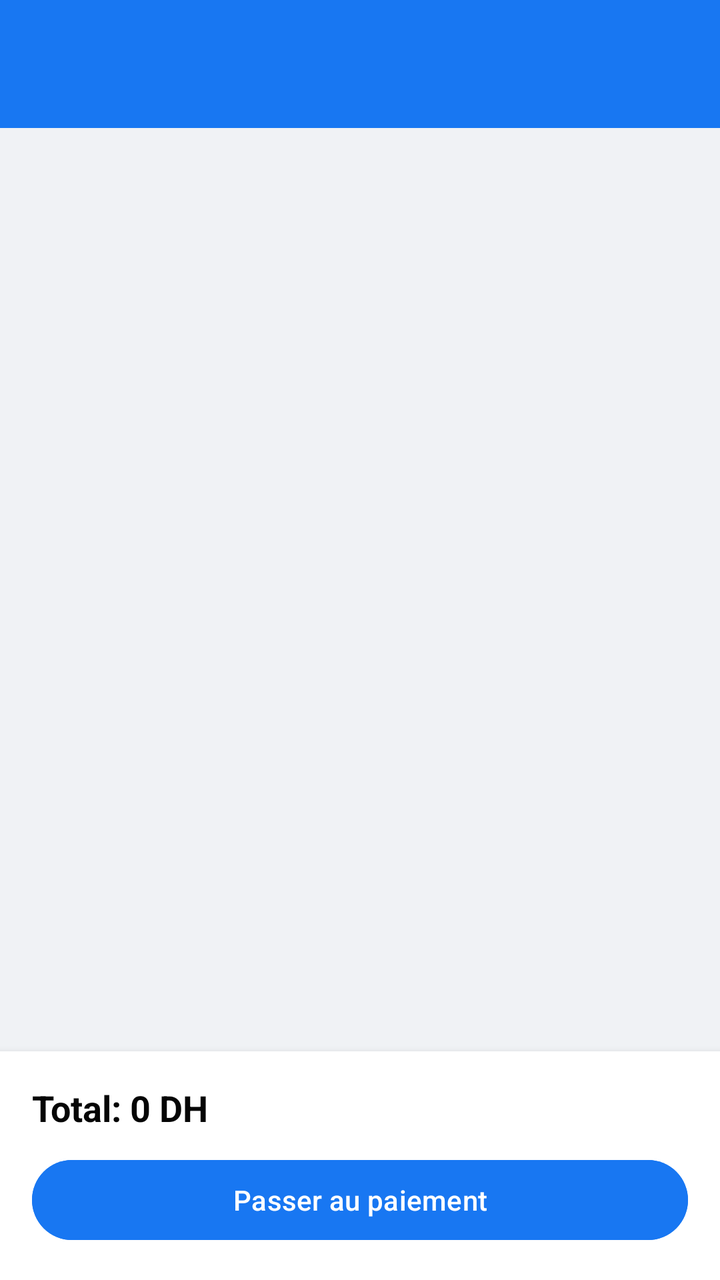
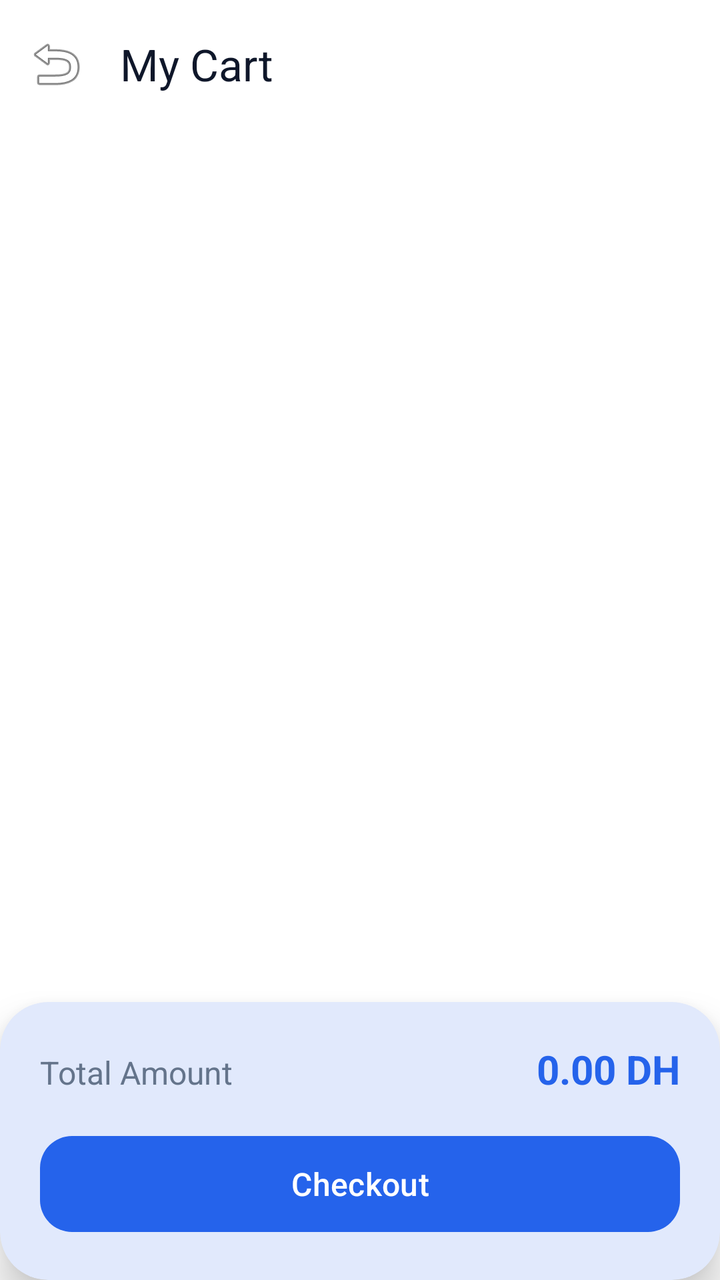

The first picture is an Android layout as it rendered before a commit; the second is the same layout after the commit. The layout source and the unified diff follow.
<!-- AndroidManifest.xml: application theme Theme.VirtualStore -->
<!-- res/layout/activity_cart.xml -->
<LinearLayout xmlns:android="http://schemas.android.com/apk/res/android"
    android:orientation="vertical"
    android:background="@color/fb_background"
    android:layout_width="match_parent"
    android:layout_height="match_parent">

    <androidx.appcompat.widget.Toolbar
        android:id="@+id/toolbar"
        android:layout_width="match_parent"
        android:layout_height="?attr/actionBarSize"
        android:background="@color/fb_blue"
        android:titleTextColor="@color/white"/>

    <androidx.recyclerview.widget.RecyclerView
        android:id="@+id/recyclerCart"
        android:layout_width="match_parent"
        android:layout_height="0dp"
        android:layout_weight="1"
        android:padding="8dp"/>

    <LinearLayout
        android:padding="16dp"
        android:orientation="vertical"
        android:background="@color/white"
        android:elevation="6dp"
        android:layout_width="match_parent"
        android:layout_height="wrap_content">

        <TextView
            android:id="@+id/txtTotal"
            android:text="Total: 0 DH"
            android:textSize="18sp"
            android:textStyle="bold"
            android:textColor="@color/fb_text_primary"
            android:layout_width="wrap_content"
            android:layout_height="wrap_content"/>

        <Button
            android:id="@+id/btnCheckout"
            android:text="Passer au paiement"
            android:layout_marginTop="10dp"
            android:textColor="@color/white"
            android:backgroundTint="@color/fb_blue"
            android:layout_width="match_parent"
            android:layout_height="wrap_content"/>
    </LinearLayout>

</LinearLayout>
<!-- resources referenced by this layout -->
<resources>
  <color name="fb_background">#F0F2F5</color>
  <color name="fb_blue">#1877F2</color>
  <color name="fb_text_primary">#050505</color>
  <color name="white">#FFFFFF</color>
  <style name="Theme.VirtualStore" parent="Base.Theme.VirtualStore" />
  <style name="Base.Theme.VirtualStore" parent="Theme.Material3.DayNight.NoActionBar">
          
          
      </style>
</resources>

<!-- the commit's change to res/layout/activity_cart.xml (unified diff, before → after) -->
@@ -1,48 +1,82 @@
-<LinearLayout xmlns:android="http://schemas.android.com/apk/res/android"
-    android:orientation="vertical"
-    android:background="@color/fb_background"
+<?xml version="1.0" encoding="utf-8"?>
+<androidx.coordinatorlayout.widget.CoordinatorLayout xmlns:android="http://schemas.android.com/apk/res/android"
+    xmlns:app="http://schemas.android.com/apk/res-auto"
     android:layout_width="match_parent"
-    android:layout_height="match_parent">
+    android:layout_height="match_parent"
+    android:background="@color/background">
 
-    <androidx.appcompat.widget.Toolbar
-        android:id="@+id/toolbar"
+    <com.google.android.material.appbar.AppBarLayout
         android:layout_width="match_parent"
-        android:layout_height="?attr/actionBarSize"
-        android:background="@color/fb_blue"
-        android:titleTextColor="@color/white"/>
+        android:layout_height="wrap_content"
+        app:elevation="0dp">
+
+        <com.google.android.material.appbar.MaterialToolbar
+            android:id="@+id/toolbar"
+            android:layout_width="match_parent"
+            android:layout_height="?attr/actionBarSize"
+            android:background="@color/surface"
+            app:title="My Cart"
+            app:titleTextColor="@color/onSurface"
+            app:navigationIcon="@android:drawable/ic_menu_revert" />
+
+    </com.google.android.material.appbar.AppBarLayout>
 
     <androidx.recyclerview.widget.RecyclerView
         android:id="@+id/recyclerCart"
         android:layout_width="match_parent"
-        android:layout_height="0dp"
-        android:layout_weight="1"
-        android:padding="8dp"/>
+        android:layout_height="match_parent"
+        android:clipToPadding="false"
+        android:padding="8dp"
+        android:paddingBottom="100dp"
+        app:layout_behavior="@string/appbar_scrolling_view_behavior" />
 
-    <LinearLayout
-        android:padding="16dp"
-        android:orientation="vertical"
-        android:background="@color/white"
-        android:elevation="6dp"
+    <com.google.android.material.card.MaterialCardView
         android:layout_width="match_parent"
-        android:layout_height="wrap_content">
+        android:layout_height="wrap_content"
+        android:layout_gravity="bottom"
+        app:cardCornerRadius="24dp"
+        app:cardElevation="12dp"
+        app:shapeAppearanceOverlay="@style/ShapeAppearanceOverlay.VirtualStore.BottomNavigation"
+        app:strokeWidth="0dp">
 
-        <TextView
-            android:id="@+id/txtTotal"
-            android:text="Total: 0 DH"
-            android:textSize="18sp"
-            android:textStyle="bold"
-            android:textColor="@color/fb_text_primary"
-            android:layout_width="wrap_content"
-            android:layout_height="wrap_content"/>
+        <LinearLayout
+            android:layout_width="match_parent"
+            android:layout_height="wrap_content"
+            android:orientation="vertical"
+            android:padding="20dp">
 
-        <Button
-            android:id="@+id/btnCheckout"
-            android:text="Passer au paiement"
-            android:layout_marginTop="10dp"
-            android:textColor="@color/white"
-            android:backgroundTint="@color/fb_blue"
-            android:layout_width="match_parent"
-            android:layout_height="wrap_content"/>
-    </LinearLayout>
+            <LinearLayout
+                android:layout_width="match_parent"
+                android:layout_height="wrap_content"
+                android:layout_marginBottom="16dp"
+                android:orientation="horizontal">
 
-</LinearLayout>
+                <TextView
+                    android:layout_width="0dp"
+                    android:layout_height="wrap_content"
+                    android:layout_weight="1"
+                    android:text="Total Amount"
+                    android:textColor="@color/secondary"
+                    android:textSize="16sp" />
+
+                <TextView
+                    android:id="@+id/txtTotal"
+                    android:layout_width="wrap_content"
+                    android:layout_height="wrap_content"
+                    android:text="0.00 DH"
+                    android:textColor="@color/primary"
+                    android:textSize="20sp"
+                    android:textStyle="bold" />
+            </LinearLayout>
+
+            <com.google.android.material.button.MaterialButton
+                android:id="@+id/btnCheckout"
+                android:layout_width="match_parent"
+                android:layout_height="56dp"
+                android:text="Checkout"
+                android:textSize="16sp"
+                app:cornerRadius="16dp" />
+        </LinearLayout>
+    </com.google.android.material.card.MaterialCardView>
+
+</androidx.coordinatorlayout.widget.CoordinatorLayout>
<!-- resource entries referenced after the edit -->
@@ -1,13 +1,66 @@
 <!-- resources referenced by this layout -->
 <resources>
-  <color name="fb_background">#F0F2F5</color>
-  <color name="fb_blue">#1877F2</color>
-  <color name="fb_text_primary">#050505</color>
-  <color name="white">#FFFFFF</color>
+  <color name="background">#FFFFFF</color>
+  <color name="onSurface">#0F172A</color>
+  <color name="primary">#2563EB</color>
+  <color name="secondary">#64748B</color>
+  <color name="surface">#FFFFFF</color>
+  <style name="ShapeAppearanceOverlay.VirtualStore.BottomNavigation" parent="">
+          <item name="cornerSizeTopLeft">24dp</item>
+          <item name="cornerSizeTopRight">24dp</item>
+          <item name="cornerSizeBottomLeft">0dp</item>
+          <item name="cornerSizeBottomRight">0dp</item>
+      </style>
   <style name="Theme.VirtualStore" parent="Base.Theme.VirtualStore" />
   <style name="Base.Theme.VirtualStore" parent="Theme.Material3.DayNight.NoActionBar">
           
+          <item name="colorPrimary">@color/primary</item>
+          <item name="colorOnPrimary">@color/onPrimary</item>
+          <item name="colorPrimaryContainer">@color/primaryContainer</item>
+          <item name="colorOnPrimaryContainer">@color/onPrimaryContainer</item>
+  
           
+          <item name="colorSecondary">@color/secondary</item>
+          <item name="colorOnSecondary">@color/onSecondary</item>
+          <item name="colorSecondaryContainer">@color/secondaryContainer</item>
+          <item name="colorOnSecondaryContainer">@color/onSecondaryContainer</item>
+  
+          
+          <item name="android:windowBackground">@color/background</item>
+          <item name="colorSurface">@color/surface</item>
+          <item name="colorOnSurface">@color/onSurface</item>
+          <item name="colorSurfaceVariant">@color/surfaceVariant</item>
+          <item name="colorOnSurfaceVariant">@color/onSurfaceVariant</item>
+  
+          
+          <item name="colorOutline">@color/outline</item>
+          <item name="colorError">@color/error</item>
+          <item name="colorOnError">@color/onError</item>
+  
+          
+          <item name="shapeAppearanceSmallComponent">@style/ShapeAppearance.VirtualStore.Small</item>
+          <item name="shapeAppearanceMediumComponent">@style/ShapeAppearance.VirtualStore.Medium</item>
+          <item name="shapeAppearanceLargeComponent">@style/ShapeAppearance.VirtualStore.Large</item>
+      </style>
+  <color name="onPrimary">#FFFFFF</color>
+  <color name="primaryContainer">#DBEAFE</color>
+  <color name="onPrimaryContainer">#1E40AF</color>
+  <color name="onSecondary">#FFFFFF</color>
+  <color name="secondaryContainer">#F1F5F9</color>
+  <color name="onSecondaryContainer">#1E293B</color>
+  <color name="surfaceVariant">#F8FAFC</color>
+  <color name="onSurfaceVariant">#475569</color>
+  <color name="outline">#E2E8F0</color>
+  <color name="error">#EF4444</color>
+  <color name="onError">#FFFFFF</color>
+  <style name="ShapeAppearance.VirtualStore.Small" parent="ShapeAppearance.Material3.SmallComponent">
+          <item name="cornerSize">8dp</item>
+      </style>
+  <style name="ShapeAppearance.VirtualStore.Medium" parent="ShapeAppearance.Material3.MediumComponent">
+          <item name="cornerSize">12dp</item>
+      </style>
+  <style name="ShapeAppearance.VirtualStore.Large" parent="ShapeAppearance.Material3.LargeComponent">
+          <item name="cornerSize">16dp</item>
       </style>
 </resources>
 
